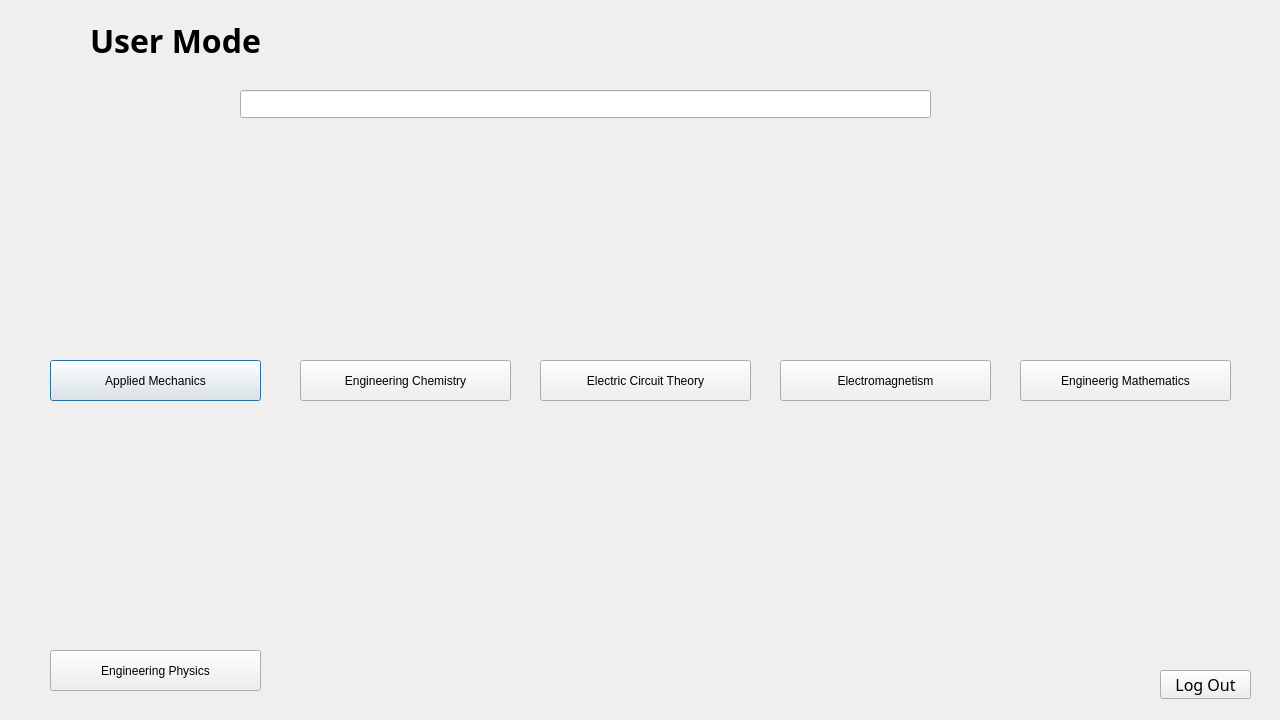
Before: the Qt Designer form FormulaManager/user.ui in AtuLxCE/formula-encyclopaedia, drawn with Qt 5.
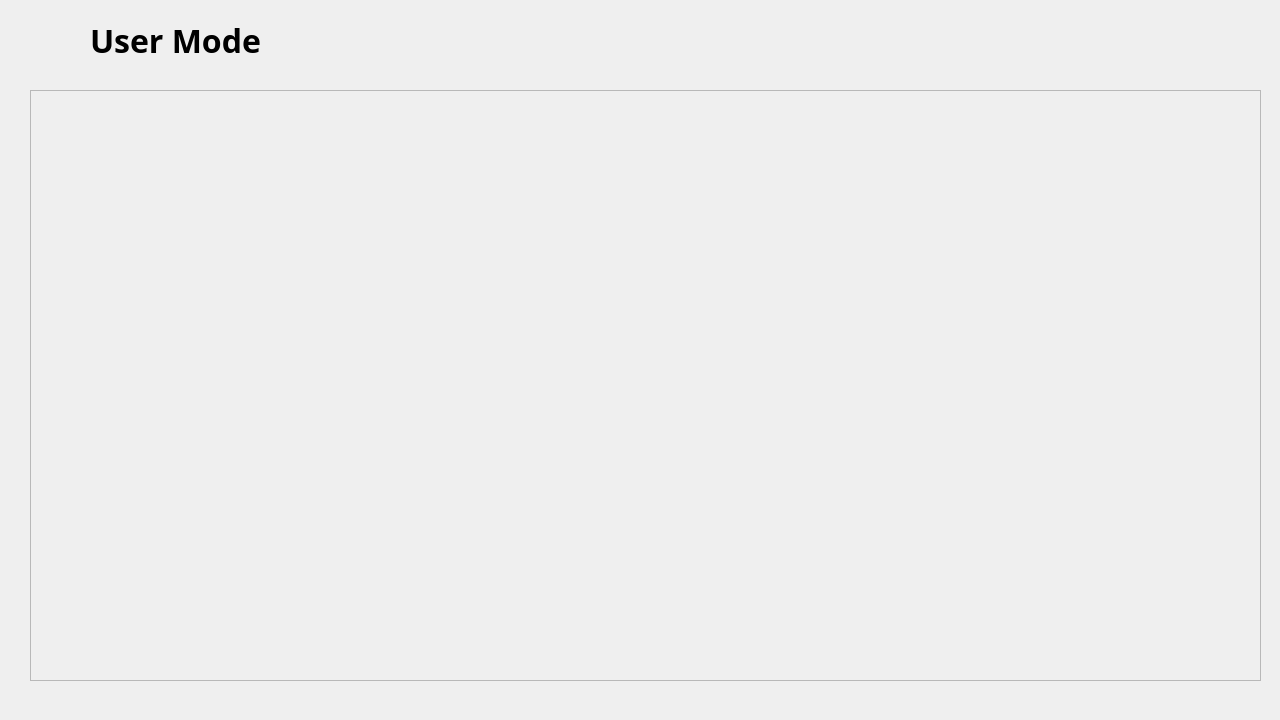
After: the same form once the commit is applied. Icons and pictures are not drawn.

Commit message: renamed image files

The edit to the form file:
```diff
--- a/FormulaManager/user.ui
+++ b/FormulaManager/user.ui
@@ -56,471 +56,27 @@
     <bool>true</bool>
    </property>
   </widget>
-  <widget class="QStackedWidget" name="stackedWidget">
+  <widget class="QScrollArea" name="scrollArea">
    <property name="geometry">
     <rect>
-     <x>0</x>
-     <y>80</y>
-     <width>1271</width>
-     <height>681</height>
+     <x>30</x>
+     <y>90</y>
+     <width>1231</width>
+     <height>591</height>
     </rect>
    </property>
-   <property name="currentIndex">
-    <number>0</number>
+   <property name="widgetResizable">
+    <bool>false</bool>
    </property>
-   <widget class="QWidget" name="subjectList">
-    <widget class="QLineEdit" name="lineEdit">
-     <property name="geometry">
-      <rect>
-       <x>240</x>
-       <y>10</y>
-       <width>691</width>
-       <height>28</height>
-      </rect>
-     </property>
-    </widget>
-    <widget class="QPushButton" name="pushButton_2">
-     <property name="geometry">
-      <rect>
-       <x>50</x>
-       <y>280</y>
-       <width>211</width>
-       <height>41</height>
-      </rect>
-     </property>
-     <property name="styleSheet">
-      <string notr="true"/>
-     </property>
-     <property name="text">
-      <string>Applied Mechanics</string>
-     </property>
-     <property name="iconSize">
-      <size>
-       <width>250</width>
-       <height>250</height>
-      </size>
-     </property>
-    </widget>
-    <widget class="QPushButton" name="pushButton_3">
-     <property name="geometry">
-      <rect>
-       <x>300</x>
-       <y>280</y>
-       <width>211</width>
-       <height>41</height>
-      </rect>
-     </property>
-     <property name="text">
-      <string>Engineering Chemistry</string>
-     </property>
-     <property name="iconSize">
-      <size>
-       <width>250</width>
-       <height>230</height>
-      </size>
-     </property>
-    </widget>
-    <widget class="QPushButton" name="pushButton_4">
-     <property name="geometry">
-      <rect>
-       <x>540</x>
-       <y>280</y>
-       <width>211</width>
-       <height>41</height>
-      </rect>
-     </property>
-     <property name="text">
-      <string>Electric Circuit Theory</string>
-     </property>
-     <property name="iconSize">
-      <size>
-       <width>400</width>
-       <height>230</height>
-      </size>
-     </property>
-    </widget>
-    <widget class="QPushButton" name="pushButton_5">
-     <property name="geometry">
-      <rect>
-       <x>780</x>
-       <y>280</y>
-       <width>211</width>
-       <height>41</height>
-      </rect>
-     </property>
-     <property name="text">
-      <string>Electromagnetism</string>
-     </property>
-     <property name="iconSize">
-      <size>
-       <width>250</width>
-       <height>250</height>
-      </size>
-     </property>
-    </widget>
-    <widget class="QPushButton" name="pushButton_6">
-     <property name="geometry">
-      <rect>
-       <x>50</x>
-       <y>570</y>
-       <width>211</width>
-       <height>41</height>
-      </rect>
-     </property>
-     <property name="text">
-      <string>Engineering Physics</string>
-     </property>
-     <property name="iconSize">
-      <size>
-       <width>250</width>
-       <height>250</height>
-      </size>
-     </property>
-    </widget>
-    <widget class="QPushButton" name="pushButton_8">
-     <property name="geometry">
-      <rect>
-       <x>1020</x>
-       <y>280</y>
-       <width>211</width>
-       <height>41</height>
-      </rect>
-     </property>
-     <property name="text">
-      <string>Engineerig Mathematics</string>
-     </property>
-     <property name="iconSize">
-      <size>
-       <width>260</width>
-       <height>230</height>
-      </size>
-     </property>
-    </widget>
-    <widget class="QLabel" name="label_3">
-     <property name="geometry">
-      <rect>
-       <x>50</x>
-       <y>70</y>
-       <width>211</width>
-       <height>211</height>
-      </rect>
-     </property>
-     <property name="text">
-      <string/>
-     </property>
-     <property name="pixmap">
-      <pixmap resource="thumbnails.qrc">:/applied_mech_cropped.png</pixmap>
-     </property>
-     <property name="scaledContents">
-      <bool>true</bool>
-     </property>
-    </widget>
-    <widget class="QLabel" name="label_4">
-     <property name="geometry">
-      <rect>
-       <x>300</x>
-       <y>70</y>
-       <width>211</width>
-       <height>211</height>
-      </rect>
-     </property>
-     <property name="text">
-      <string/>
-     </property>
-     <property name="pixmap">
-      <pixmap resource="thumbnails.qrc">:/chem_cropped.png</pixmap>
-     </property>
-     <property name="scaledContents">
-      <bool>true</bool>
-     </property>
-    </widget>
-    <widget class="QLabel" name="label_7">
-     <property name="geometry">
-      <rect>
-       <x>540</x>
-       <y>70</y>
-       <width>211</width>
-       <height>211</height>
-      </rect>
-     </property>
-     <property name="text">
-      <string/>
-     </property>
-     <property name="pixmap">
-      <pixmap resource="thumbnails.qrc">:/ect_cropped.png</pixmap>
-     </property>
-     <property name="scaledContents">
-      <bool>true</bool>
-     </property>
-    </widget>
-    <widget class="QLabel" name="label_8">
-     <property name="geometry">
-      <rect>
-       <x>780</x>
-       <y>70</y>
-       <width>211</width>
-       <height>211</height>
-      </rect>
-     </property>
-     <property name="text">
-      <string/>
-     </property>
-     <property name="pixmap">
-      <pixmap resource="thumbnails.qrc">:/em_cropped.png</pixmap>
-     </property>
-     <property name="scaledContents">
-      <bool>true</bool>
-     </property>
-    </widget>
-    <widget class="QLabel" name="label_9">
-     <property name="geometry">
-      <rect>
-       <x>1020</x>
-       <y>70</y>
-       <width>211</width>
-       <height>211</height>
-      </rect>
-     </property>
-     <property name="text">
-      <string/>
-     </property>
-     <property name="pixmap">
-      <pixmap resource="thumbnails.qrc">:/math_cropped.png</pixmap>
-     </property>
-     <property name="scaledContents">
-      <bool>true</bool>
-     </property>
-    </widget>
-    <widget class="QLabel" name="label_10">
-     <property name="geometry">
-      <rect>
-       <x>50</x>
-       <y>360</y>
-       <width>211</width>
-       <height>211</height>
-      </rect>
-     </property>
-     <property name="text">
-      <string/>
-     </property>
-     <property name="pixmap">
-      <pixmap resource="thumbnails.qrc">:/phy_cropped.png</pixmap>
-     </property>
-     <property name="scaledContents">
-      <bool>true</bool>
-     </property>
-    </widget>
-    <widget class="QPushButton" name="pushButton">
-     <property name="geometry">
-      <rect>
-       <x>1160</x>
-       <y>590</y>
-       <width>91</width>
-       <height>29</height>
-      </rect>
-     </property>
-     <property name="font">
-      <font>
-       <family>Bahnschrift Condensed</family>
-       <pointsize>12</pointsize>
-       <bold>false</bold>
-      </font>
-     </property>
-     <property name="styleSheet">
-      <string notr="true">QPushButton:hover {
-	background-color:rgb(200, 58, 58)
-}</string>
-     </property>
-     <property name="text">
-      <string>Log Out</string>
-     </property>
-    </widget>
-   </widget>
-   <widget class="QWidget" name="subject_applied">
-    <widget class="QPushButton" name="pushButton_9">
-     <property name="geometry">
-      <rect>
-       <x>580</x>
-       <y>550</y>
-       <width>121</width>
-       <height>29</height>
-      </rect>
-     </property>
-     <property name="font">
-      <font>
-       <family>Agency FB</family>
-       <pointsize>14</pointsize>
-      </font>
-     </property>
-     <property name="text">
-      <string>Go Back</string>
-     </property>
-    </widget>
-    <widget class="QListWidget" name="listWidget">
-     <property name="geometry">
-      <rect>
-       <x>15</x>
-       <y>31</y>
-       <width>1251</width>
-       <height>511</height>
-      </rect>
-     </property>
-    </widget>
-   </widget>
-   <widget class="QWidget" name="subject_chem">
-    <widget class="QPushButton" name="pushButton_10">
-     <property name="geometry">
-      <rect>
-       <x>580</x>
-       <y>550</y>
-       <width>121</width>
-       <height>29</height>
-      </rect>
-     </property>
-     <property name="font">
-      <font>
-       <family>Agency FB</family>
-       <pointsize>14</pointsize>
-      </font>
-     </property>
-     <property name="text">
-      <string>Go Back</string>
-     </property>
-    </widget>
-    <widget class="QListWidget" name="listWidget_2">
-     <property name="geometry">
-      <rect>
-       <x>10</x>
-       <y>30</y>
-       <width>1251</width>
-       <height>511</height>
-      </rect>
-     </property>
-    </widget>
-   </widget>
-   <widget class="QWidget" name="subject_ect">
-    <widget class="QPushButton" name="pushButton_11">
-     <property name="geometry">
-      <rect>
-       <x>580</x>
-       <y>550</y>
-       <width>121</width>
-       <height>29</height>
-      </rect>
-     </property>
-     <property name="font">
-      <font>
-       <family>Agency FB</family>
-       <pointsize>14</pointsize>
-      </font>
-     </property>
-     <property name="text">
-      <string>Go Back</string>
-     </property>
-    </widget>
-    <widget class="QListWidget" name="listWidget_3">
-     <property name="geometry">
-      <rect>
-       <x>20</x>
-       <y>20</y>
-       <width>1251</width>
-       <height>511</height>
-      </rect>
-     </property>
-    </widget>
-   </widget>
-   <widget class="QWidget" name="subject_em">
-    <widget class="QPushButton" name="pushButton_12">
-     <property name="geometry">
-      <rect>
-       <x>580</x>
-       <y>550</y>
-       <width>121</width>
-       <height>29</height>
-      </rect>
-     </property>
-     <property name="font">
-      <font>
-       <family>Agency FB</family>
-       <pointsize>14</pointsize>
-      </font>
-     </property>
-     <property name="text">
-      <string>Go Back</string>
-     </property>
-    </widget>
-    <widget class="QListWidget" name="listWidget_4">
-     <property name="geometry">
-      <rect>
-       <x>10</x>
-       <y>30</y>
-       <width>1251</width>
-       <height>511</height>
-      </rect>
-     </property>
-    </widget>
-   </widget>
-   <widget class="QWidget" name="subject_math">
-    <widget class="QPushButton" name="pushButton_13">
-     <property name="geometry">
-      <rect>
-       <x>580</x>
-       <y>550</y>
-       <width>121</width>
-       <height>29</height>
-      </rect>
-     </property>
-     <property name="font">
-      <font>
-       <family>Agency FB</family>
-       <pointsize>14</pointsize>
-      </font>
-     </property>
-     <property name="text">
-      <string>Go Back</string>
-     </property>
-    </widget>
-    <widget class="QListWidget" name="listWidget_5">
-     <property name="geometry">
-      <rect>
-       <x>20</x>
-       <y>20</y>
-       <width>1251</width>
-       <height>511</height>
-      </rect>
-     </property>
-    </widget>
-   </widget>
-   <widget class="QWidget" name="subject_phy">
-    <widget class="QPushButton" name="pushButton_14">
-     <property name="geometry">
-      <rect>
-       <x>580</x>
-       <y>550</y>
-       <width>121</width>
-       <height>29</height>
-      </rect>
-     </property>
-     <property name="font">
-      <font>
-       <family>Agency FB</family>
-       <pointsize>14</pointsize>
-      </font>
-     </property>
-     <property name="text">
-      <string>Go Back</string>
-     </property>
-    </widget>
-    <widget class="QListWidget" name="listWidget_6">
-     <property name="geometry">
-      <rect>
-       <x>20</x>
-       <y>30</y>
-       <width>1251</width>
-       <height>511</height>
-      </rect>
-     </property>
-    </widget>
+   <widget class="QWidget" name="scrollAreaWidgetContents">
+    <property name="geometry">
+     <rect>
+      <x>0</x>
+      <y>0</y>
+      <width>1229</width>
+      <height>589</height>
+     </rect>
+    </property>
    </widget>
   </widget>
  </widget>
```
Left out of the diff: 1 changed line with no effect on the pictures. The commit also changes 2 other files.
